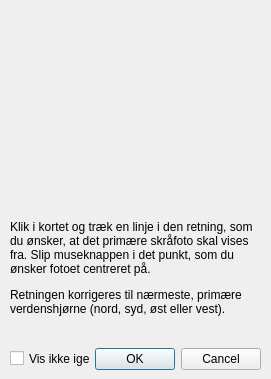
Old version of the form skraafoto_dialog_base.ui in the repository styrke10/skraafotos.
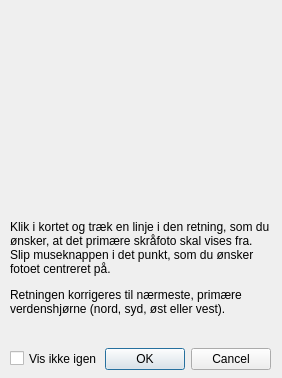
New version of the form. Icons and pictures are not drawn.

Diff of the .ui file:
```diff
--- a/skraafoto_dialog_base.ui
+++ b/skraafoto_dialog_base.ui
@@ -6,8 +6,8 @@
    <rect>
     <x>0</x>
     <y>0</y>
-    <width>271</width>
-    <height>379</height>
+    <width>282</width>
+    <height>378</height>
    </rect>
   </property>
   <property name="windowTitle">
@@ -18,7 +18,7 @@
     <rect>
      <x>10</x>
      <y>343</y>
-     <width>251</width>
+     <width>261</width>
      <height>32</height>
     </rect>
    </property>
@@ -50,7 +50,7 @@
     <rect>
      <x>10</x>
      <y>350</y>
-     <width>81</width>
+     <width>111</width>
      <height>17</height>
     </rect>
    </property>
@@ -66,8 +66,8 @@
     <rect>
      <x>10</x>
      <y>220</y>
-     <width>251</width>
-     <height>101</height>
+     <width>261</width>
+     <height>121</height>
     </rect>
    </property>
    <property name="text">
```
Left out of the diff: 6 changed lines with no effect on the pictures.
